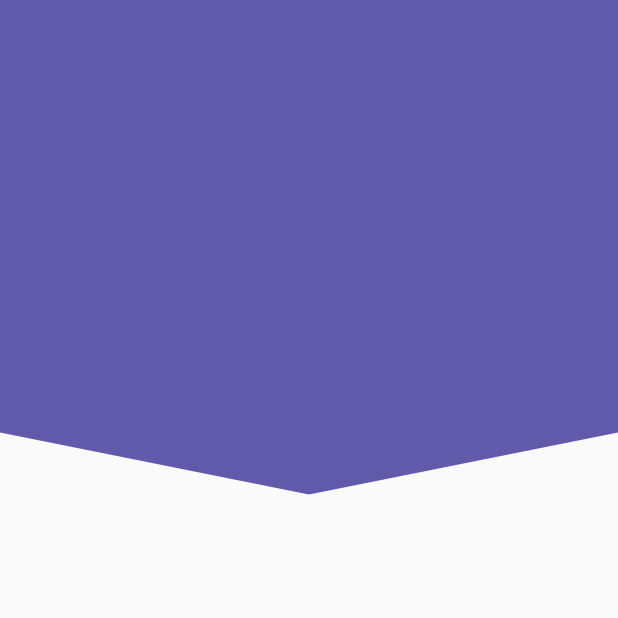
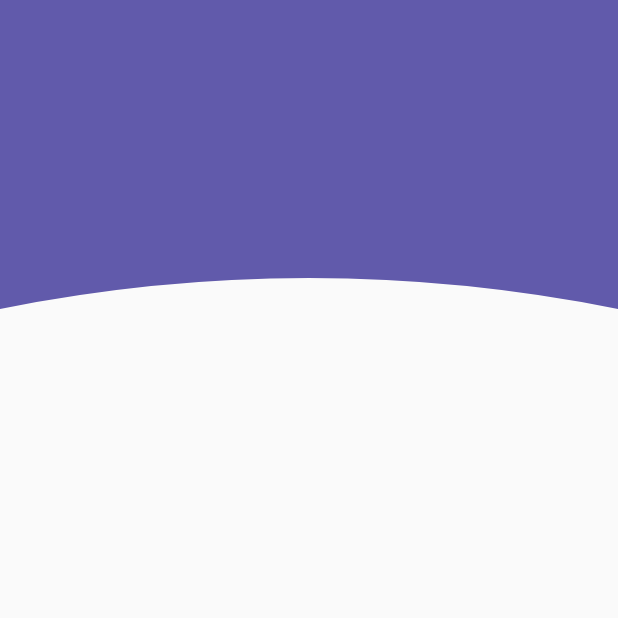
Before and after one commit to muckystack/FLUTTER_UI, a Flutter app: the screen it shows after launch, on a phone screen of 412 x 824 dp, the top half of it. Run offline on Flutter 3.47's test engine with Material 2 defaults, Android fonts, the phone set to English and light mode, and no system bars.

Commit message:
FEAT: Header curvo

```diff
--- a/custom_painter_fh/lib/src/pages/headers_page.dart
+++ b/custom_painter_fh/lib/src/pages/headers_page.dart
@@ -7,7 +7,7 @@ class HeadersPage extends StatelessWidget {
   @override
   Widget build(BuildContext context) {
     return Scaffold(
-      body: HeaderPunta()
+      body: HeaderCurvo()
     );
   }
 }
--- a/custom_painter_fh/lib/src/widgets/headers.dart
+++ b/custom_painter_fh/lib/src/widgets/headers.dart
@@ -179,3 +179,54 @@ class _HeaderPuntaPainter extends CustomPainter {
     return true;
   }
 }
+
+
+class HeaderCurvo extends StatelessWidget {
+  const HeaderCurvo({Key key}) : super(key: key);
+
+  @override
+  Widget build(BuildContext context) {
+    return Container(
+      height: double.infinity,
+      width: double.infinity,
+      // color: Color(0xff615AAB),
+      child: CustomPaint(
+        painter: _HeaderCurvoPainter(),
+      ),
+    );
+  }
+}
+
+
+class _HeaderCurvoPainter extends CustomPainter {
+
+
+  @override
+  void paint(Canvas canvas, Size size) {
+
+    final lapiz = new Paint();
+
+    // Propiedades
+    lapiz.color = Color(0xff615AAB);
+    lapiz.style = PaintingStyle.fill; // .fill Es cuando se rellena
+    lapiz.strokeWidth = 20;
+
+    final path = new Path();
+
+    // Dibujar con el path y el lapiz
+    path.lineTo(0, size.height * 0.25);
+    // path.quadraticBezierTo(size.width * 0.5, size.height * .40, size.width, size.height * 0.25);
+    path.quadraticBezierTo(size.width * 0.5, size.height * .20, size.width, size.height * 0.25);
+    path.lineTo(size.width, 0);
+
+
+
+    canvas.drawPath(path, lapiz);
+
+  }
+
+  @override
+  bool shouldRepaint(CustomPainter oldDelegate) {
+    return true;
+  }
+}
```
